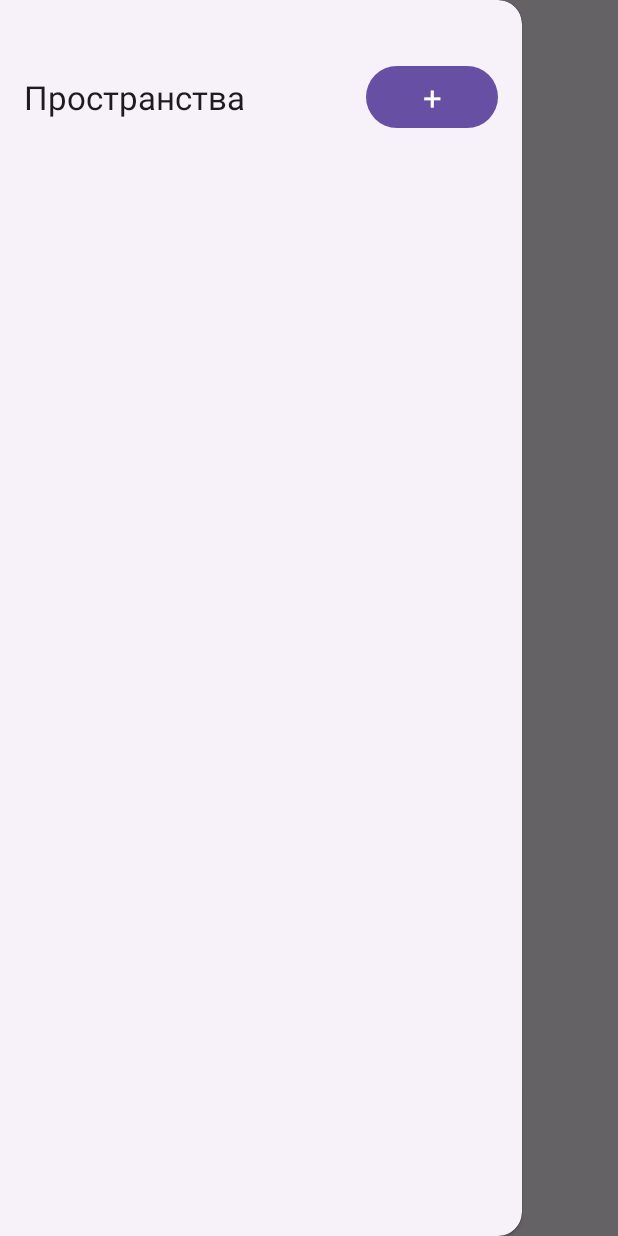
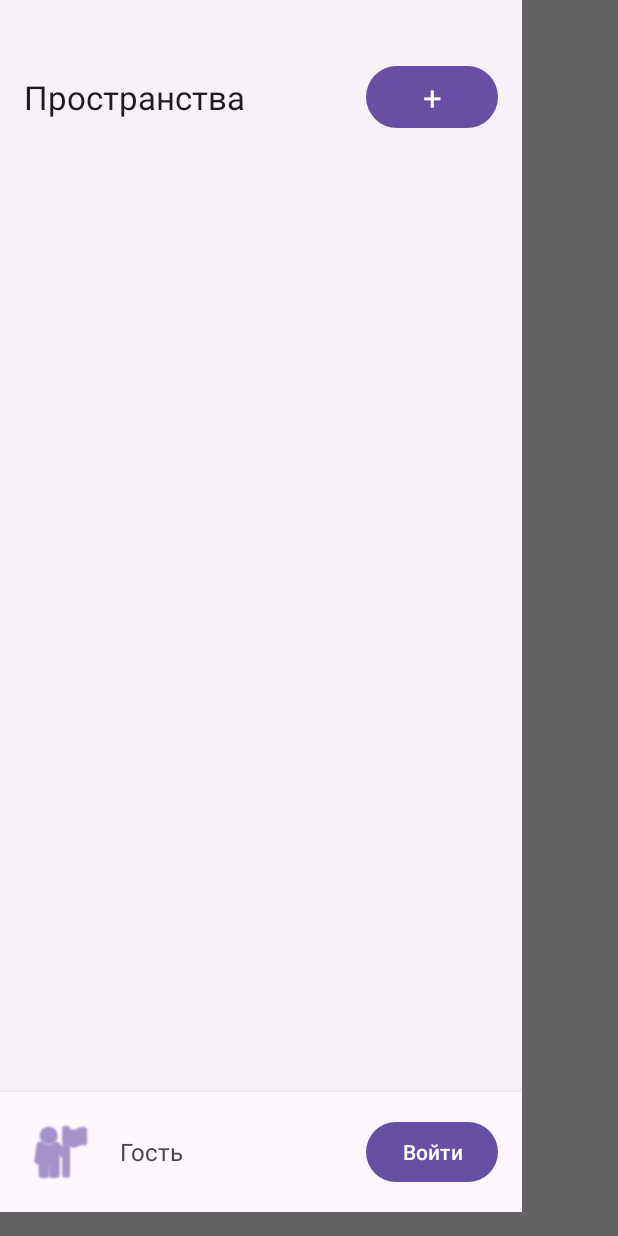
Before and after one commit to SHINDA3iv/MindNote, an Android app: the screen it shows after launch (MainActivity), with the side drawer open, on a phone screen of 412 x 824 dp. Run offline under Robolectric (Android 15) with nearby library versions, the phone set to English and light mode, and no system bars.

Commit message:
Окно авторизации польователя

```diff
--- a/MobileApp/app/src/main/res/layout/activity_main.xml
+++ b/MobileApp/app/src/main/res/layout/activity_main.xml
@@ -3,7 +3,8 @@
     xmlns:app="http://schemas.android.com/apk/res-auto"
     android:id="@+id/drawer_layout"
     android:layout_width="match_parent"
-    android:layout_height="match_parent">
+    android:layout_height="match_parent"
+    android:fitsSystemWindows="true">
 
     <ScrollView
         android:layout_width="match_parent"
@@ -19,10 +20,8 @@
                 android:id="@+id/toolbar"
                 android:layout_width="match_parent"
                 android:layout_height="?attr/actionBarSize"
-                android:layout_marginTop="24dp"
                 android:title="Рабочее пространство"
                 app:popupTheme="@style/ThemeOverlay.AppCompat.Light">
-
             </androidx.appcompat.widget.Toolbar>
 
             <FrameLayout
@@ -33,12 +32,58 @@
         </LinearLayout>
     </ScrollView>
 
-    <com.google.android.material.navigation.NavigationView
-        android:id="@+id/nav_view"
+    <LinearLayout
         android:layout_width="wrap_content"
         android:layout_height="match_parent"
         android:layout_gravity="start"
-        app:headerLayout="@layout/nav_header"
-        app:menu="@menu/nav_menu" />
+        android:orientation="vertical"
+        android:paddingBottom="16dp">
+
+        <com.google.android.material.navigation.NavigationView
+            android:id="@+id/nav_view"
+            android:layout_width="wrap_content"
+            android:layout_height="0dp"
+            android:layout_weight="1"
+            android:paddingTop="0dp"
+            app:headerLayout="@layout/nav_header"
+            app:menu="@menu/nav_menu" />
+
+        <LinearLayout
+            android:layout_width="match_parent"
+            android:layout_height="wrap_content"
+            android:orientation="horizontal"
+            android:gravity="center_vertical"
+            android:padding="16dp"
+            android:background="?android:attr/colorBackground"
+            android:elevation="8dp">
+
+            <ImageView
+                android:id="@+id/user_avatar"
+                android:layout_width="48dp"
+                android:layout_height="48dp"
+                android:src="@android:drawable/ic_menu_myplaces"
+                android:tint="?attr/colorPrimary"/>
+
+            <TextView
+                android:id="@+id/user_name"
+                android:layout_width="0dp"
+                android:layout_height="wrap_content"
+                android:layout_weight="1"
+                android:layout_marginStart="16dp"
+                android:text="Гость"
+                android:textSize="16sp"
+                android:textAppearance="?android:textAppearanceMedium"/>
+
+            <Button
+                android:id="@+id/auth_button"
+                android:layout_width="wrap_content"
+                android:layout_height="wrap_content"
+                android:text="Войти"
+                android:textSize="14sp"
+                android:minHeight="48dp"
+                android:paddingStart="16dp"
+                android:paddingEnd="16dp"/>
+        </LinearLayout>
+    </LinearLayout>
 
 </androidx.drawerlayout.widget.DrawerLayout>
--- a/MobileApp/app/src/main/res/layout/nav_header.xml
+++ b/MobileApp/app/src/main/res/layout/nav_header.xml
@@ -2,9 +2,14 @@
 <LinearLayout xmlns:android="http://schemas.android.com/apk/res/android"
     android:layout_width="match_parent"
     android:layout_height="wrap_content"
-    android:orientation="horizontal"
+    android:orientation="vertical"
     android:padding="16dp"
     android:layout_marginTop="24dp">
+
+    <LinearLayout
+        android:layout_width="match_parent"
+        android:layout_height="wrap_content"
+        android:orientation="horizontal">
 
         <TextView
             android:id="@+id/nav_header_title"
@@ -20,3 +25,4 @@
             android:text="+"
             android:textAppearance="?android:textAppearanceLarge"/>
     </LinearLayout>
+</LinearLayout>
```
Also changed, not shown: MobileApp/app/src/main/AndroidManifest.xml (+8 -0 lines), MobileApp/app/src/main/java/com/example/mindnote/LoginActivity.kt (added, +47 -0 lines), MobileApp/app/src/main/java/com/example/mindnote/MainActivity.kt (+40 -1 lines), MobileApp/app/src/main/java/com/example/mindnote/RegisterActivity.kt (added, +48 -0 lines), MobileApp/app/src/main/res/layout/activity_login.xml (added, +64 -0 lines), MobileApp/app/src/main/res/layout/activity_register.xml (added, +82 -0 lines). Lines whose indentation alone changed are shown as unchanged.
